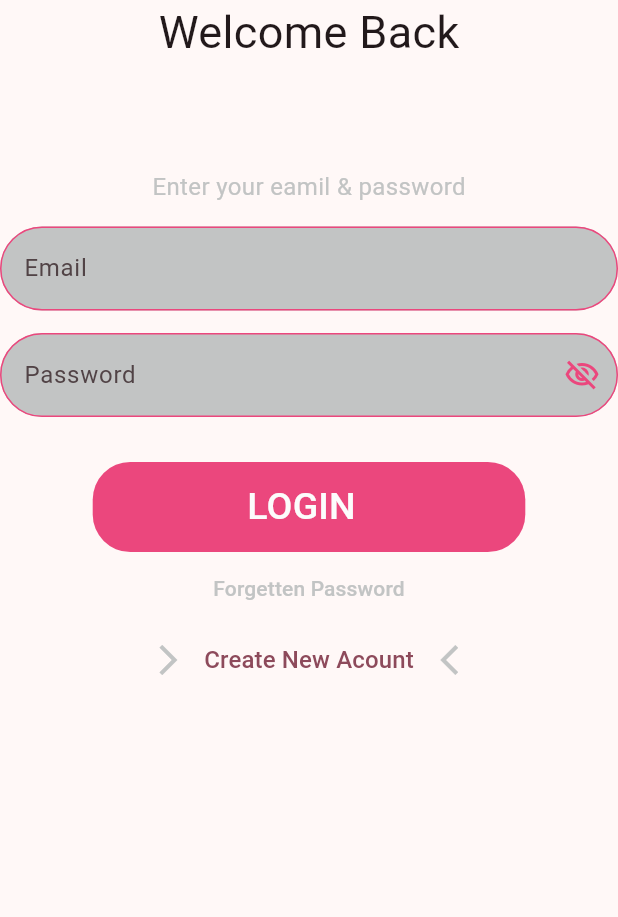
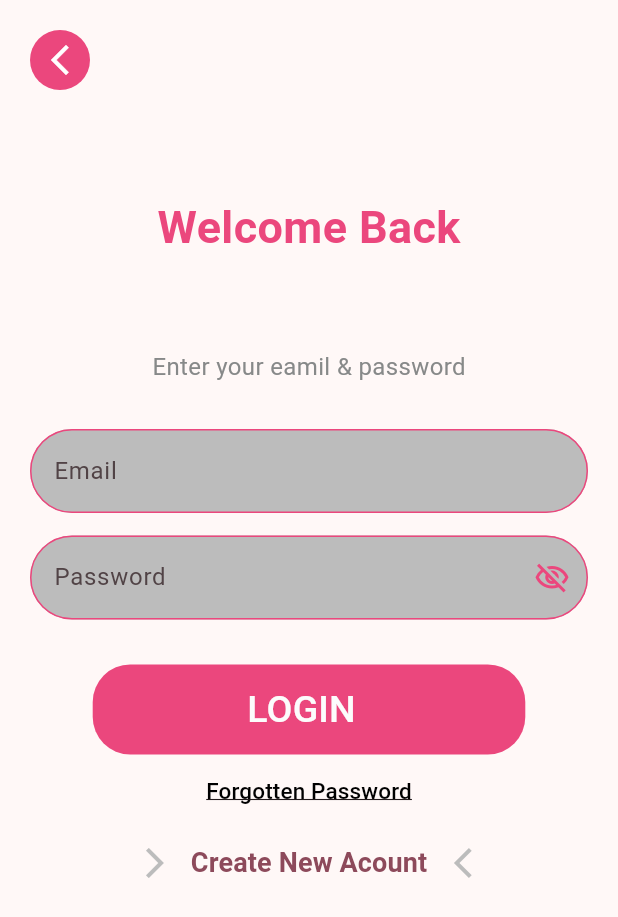
Before and after one commit to MinaYasser100/Faithful-Servant, a Flutter app: the LoginView screen opened by its route, on a phone screen of 412 x 824 dp. Shown: the top 917 px of the screen. Run offline on Flutter 3.47's test engine with Material 3 defaults, Android fonts, the light colour scheme and no system bars; drawn by our look-alikes of flutter_animate; our stand-ins replace get.

Commit message:
refactor login ui design

```diff
--- a/lib/core/helper/constant.dart
+++ b/lib/core/helper/constant.dart
@@ -1,4 +1,5 @@
 import "package:flutter/material.dart";
 
 const kPrimaryColor = Color.fromARGB(255, 235, 71, 125);
-const kSecondColor = Color.fromARGB(255, 194, 196, 196);
+const kSecondColor = Color.fromARGB(255, 188, 188, 188);
+const kTextGreyColor = Color.fromARGB(255, 135, 137, 137);
--- a/lib/core/helper/styles.dart
+++ b/lib/core/helper/styles.dart
@@ -7,13 +7,19 @@ abstract class Styles {
     fontWeight: FontWeight.w600,
   );
   static const TextStyle textStyle25SecondColor = TextStyle(
-    fontSize: 25,
+    fontSize: 25.0,
     color: kSecondColor,
   );
   static const TextStyle textStyle30 = TextStyle(
-    fontSize: 30,
+    fontSize: 30.0,
+    fontWeight: FontWeight.bold,
+    color: kPrimaryColor,
   );
   static const TextStyle textStyle16 = TextStyle(
-    fontSize: 16,
+    fontSize: 16.0,
+  );
+  static const TextStyle textStyle18 = TextStyle(
+    fontSize: 18.0,
+    fontWeight: FontWeight.w600,
   );
 }
--- a/lib/core/widgets/background_screen.dart
+++ b/lib/core/widgets/background_screen.dart
@@ -10,7 +10,7 @@ class BackgroundScreen extends StatelessWidget {
   @override
   Widget build(BuildContext context) {
     return Opacity(
-      opacity: 0.2,
+      opacity: 0.25,
       child: Column(
         children: [
           SizedBox(
--- /dev/null
+++ b/lib/core/widgets/navigation_back_button.dart
@@ -0,0 +1,29 @@
+import 'package:faithful_servant/core/helper/constant.dart';
+import 'package:flutter/material.dart';
+import 'package:get/get.dart';
+
+class NavigationBackButton extends StatelessWidget {
+  const NavigationBackButton({
+    super.key,
+  });
+
+  @override
+  Widget build(BuildContext context) {
+    return Align(
+      alignment: Alignment.topLeft,
+      child: CircleAvatar(
+        backgroundColor: kPrimaryColor,
+        child: IconButton(
+          padding: EdgeInsets.zero,
+          onPressed: () {
+            Get.back();
+          },
+          icon: const Icon(
+            Icons.arrow_back_ios_new,
+            color: Colors.white,
+          ),
+        ),
+      ),
+    );
+  }
+}
--- /dev/null
+++ b/lib/features/login/presentation/views/widgets/create_new_account_section.dart
@@ -0,0 +1,33 @@
+import 'package:faithful_servant/core/helper/constant.dart';
+import 'package:faithful_servant/core/helper/styles.dart';
+import 'package:flutter/material.dart';
+
+class CreateNewAccountSection extends StatelessWidget {
+  const CreateNewAccountSection({
+    super.key,
+  });
+
+  @override
+  Widget build(BuildContext context) {
+    return Row(
+      mainAxisAlignment: MainAxisAlignment.center,
+      children: [
+        const Icon(
+          Icons.arrow_forward_ios_outlined,
+          color: kSecondColor,
+        ),
+        TextButton(
+          onPressed: () {},
+          child: const Text(
+            'Create New Acount',
+            style: Styles.textStyle18,
+          ),
+        ),
+        const Icon(
+          Icons.arrow_back_ios_outlined,
+          color: kSecondColor,
+        ),
+      ],
+    );
+  }
+}
--- a/lib/features/login/presentation/views/widgets/login_view_body.dart
+++ b/lib/features/login/presentation/views/widgets/login_view_body.dart
@@ -1,10 +1,5 @@
-import 'package:faithful_servant/core/function/email_validator.dart';
-import 'package:faithful_servant/core/helper/constant.dart';
-import 'package:faithful_servant/core/helper/styles.dart';
-import 'package:faithful_servant/core/widgets/custom_text_button.dart';
-import 'package:faithful_servant/core/widgets/custom_text_from_field.dart';
 import 'package:flutter/material.dart';
-import 'package:flutter_animate/flutter_animate.dart';
+import 'login_view_body_constent.dart';
 
 class LoginViewBody extends StatefulWidget {
   const LoginViewBody({super.key});
@@ -19,103 +14,14 @@ class _LoginViewBodyState extends State<LoginViewBody> {
   GlobalKey<FormState> fromkey = GlobalKey();
   @override
   Widget build(BuildContext context) {
-    return LoginViewBodyContent(
-      emailController: emailController,
-      passwordController: passwordController,
-      fromkey: fromkey,
-    );
-  }
-}
-
-class LoginViewBodyContent extends StatelessWidget {
-  const LoginViewBodyContent({
-    super.key,
-    required this.emailController,
-    required this.passwordController,
-    required this.fromkey,
-  });
-  final TextEditingController emailController;
-  final TextEditingController passwordController;
-  final GlobalKey<FormState> fromkey;
-  @override
-  Widget build(BuildContext context) {
-    return Form(
-      child: Column(
-        children: [
-          const Text(
-            'Welcome Back',
-            style: Styles.textStyle30,
-          ).animate().then().shake(),
-          const SizedBox(height: 70),
-          Text(
-            'Enter your eamil & password',
-            style: Styles.textStyle16.copyWith(
-              color: kSecondColor,
-            ),
-          ),
-          const SizedBox(
-            height: 15,
-          ),
-          CustomTextFromField(
-            textEditingController: emailController,
-            labelText: 'Email',
-            validator: emailValidator,
-            keyboardType: TextInputType.emailAddress,
-          ),
-          const SizedBox(
-            height: 15,
-          ),
-          CustomTextFromField(
-            textEditingController: passwordController,
-            labelText: "Password",
-            validator: (value) {
-              if (value!.isEmpty) {
-                return 'Please enter your password';
-              }
-              return null;
-            },
-            obscureText: true,
-            iconData: Icons.visibility_off_outlined,
-            keyboardType: TextInputType.visiblePassword,
-            suffixOnPressed: () {},
-          ),
-          const SizedBox(
-            height: 30,
-          ),
-          CustomTextButton(
-            textButton: 'LOGIN',
-            onPressed: () {},
-          ),
-          TextButton(
-            onPressed: () {},
-            child: const Text(
-              'Forgetten Password',
-              style: TextStyle(
-                color: kSecondColor,
-              ),
-            ),
-          ),
-          Row(
-            mainAxisAlignment: MainAxisAlignment.center,
-            children: [
-              const Icon(
-                Icons.arrow_forward_ios_outlined,
-                color: kSecondColor,
-              ),
-              TextButton(
-                onPressed: () {},
-                child: const Text(
-                  'Create New Acount',
-                  style: Styles.textStyle16,
-                ),
-              ),
-              const Icon(
-                Icons.arrow_back_ios_outlined,
-                color: kSecondColor,
-              ),
-            ],
-          ),
-        ],
+    return SafeArea(
+      child: Padding(
+        padding: const EdgeInsets.all(20.0),
+        child: LoginViewBodyContent(
+          emailController: emailController,
+          passwordController: passwordController,
+          fromkey: fromkey,
+        ),
       ),
     );
   }
--- /dev/null
+++ b/lib/features/login/presentation/views/widgets/login_view_body_constent.dart
@@ -0,0 +1,88 @@
+import 'package:faithful_servant/core/function/email_validator.dart';
+import 'package:faithful_servant/core/helper/constant.dart';
+import 'package:faithful_servant/core/helper/styles.dart';
+import 'package:faithful_servant/core/widgets/custom_text_button.dart';
+import 'package:faithful_servant/core/widgets/custom_text_from_field.dart';
+import 'package:faithful_servant/core/widgets/navigation_back_button.dart';
+import 'package:flutter/material.dart';
+import 'package:flutter_animate/flutter_animate.dart';
+import 'create_new_account_section.dart';
+
+class LoginViewBodyContent extends StatelessWidget {
+  const LoginViewBodyContent({
+    super.key,
+    required this.emailController,
+    required this.passwordController,
+    required this.fromkey,
+  });
+  final TextEditingController emailController;
+  final TextEditingController passwordController;
+  final GlobalKey<FormState> fromkey;
+  @override
+  Widget build(BuildContext context) {
+    return Form(
+      child: Column(
+        children: [
+          const NavigationBackButton(),
+          const SizedBox(height: 70),
+          const Text(
+            'Welcome Back',
+            style: Styles.textStyle30,
+          ).animate().then().shake(),
+          const SizedBox(height: 60),
+          Text(
+            'Enter your eamil & password',
+            style: Styles.textStyle16.copyWith(
+              color: kTextGreyColor,
+            ),
+          ),
+          const SizedBox(
+            height: 30,
+          ),
+          CustomTextFromField(
+            textEditingController: emailController,
+            labelText: 'Email',
+            validator: emailValidator,
+            keyboardType: TextInputType.emailAddress,
+          ),
+          const SizedBox(
+            height: 15,
+          ),
+          CustomTextFromField(
+            textEditingController: passwordController,
+            labelText: "Password",
+            validator: (value) {
+              if (value!.isEmpty) {
+                return 'Please enter your password';
+              }
+              return null;
+            },
+            obscureText: true,
+            iconData: Icons.visibility_off_outlined,
+            keyboardType: TextInputType.visiblePassword,
+            suffixOnPressed: () {},
+          ),
+          const SizedBox(
+            height: 30,
+          ),
+          CustomTextButton(
+            textButton: 'LOGIN',
+            onPressed: () {},
+          ),
+          TextButton(
+            onPressed: () {},
+            child: const Text(
+              'Forgotten Password',
+              style: TextStyle(
+                fontSize: 15,
+                color: Colors.black,
+                decoration: TextDecoration.underline,
+              ),
+            ),
+          ),
+          const CreateNewAccountSection(),
+        ],
+      ),
+    );
+  }
+}
```
